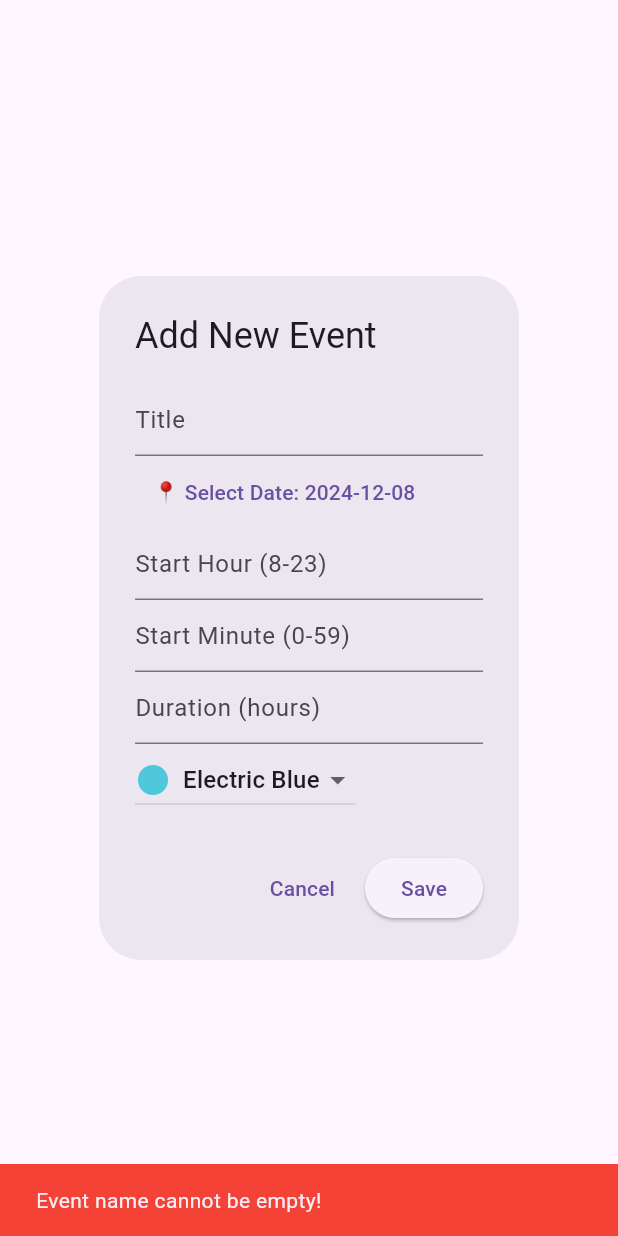
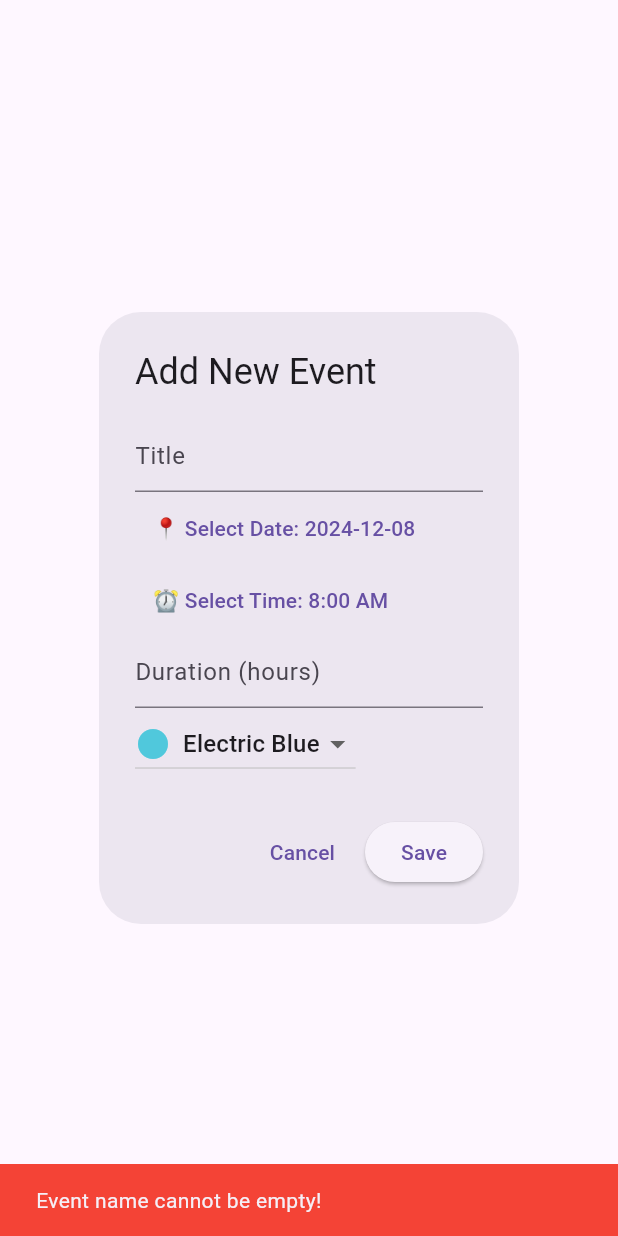
Before and after one commit to shyXguybyte/StudyOverFlow, a Flutter app: the AddAppointmentDialog widget shown alone on an empty page, opened directly, after a tap on "Save", on a phone screen of 412 x 824 dp. Run offline on Flutter 3.47's test engine with Material 3 defaults, Android fonts, the phone set to English and light mode, and no system bars; our stand-ins replace syncfusion_flutter_calendar.

Commit message:
Modularized files based on MVC pattern , changed hour input style

```diff
--- a/lib/screens/home/widgets/add_appointment_dialog.dart
+++ b/lib/screens/home/widgets/add_appointment_dialog.dart
@@ -9,8 +9,8 @@ class AddAppointmentDialog extends StatefulWidget {
 
 class _AddAppointmentDialogState extends State<AddAppointmentDialog> {
   final _titleController = TextEditingController();
-  final _startHourController = TextEditingController();
-  final _startMinuteController = TextEditingController();
+  TimeOfDay _selectedTime =
+      TimeOfDay(hour: 8, minute: 0); // New: TimeOfDay for start time
   final _durationController = TextEditingController();
   DateTime _selectedDay = DateTime(2024, 12, 8);
   Color _selectedColor = electricBlue;
@@ -46,16 +46,18 @@ class _AddAppointmentDialogState extends State<AddAppointmentDialog> {
               ),
               iconAlignment: IconAlignment.end,
             ),
-            TextField(
-              controller: _startHourController,
-              decoration: InputDecoration(hintText: "Start Hour (8-23)"),
-              keyboardType: TextInputType.number,
-            ),
-            TextField(
-              controller: _startMinuteController,
-              decoration: InputDecoration(hintText: "Start Minute (0-59)"),
-              keyboardType: TextInputType.number,
-            ),
+            //Time Picker
+            TextButton(
+                onPressed: () async {
+                  final selectedTime = await showTimePicker(
+                      context: context, initialTime: _selectedTime);
+                  if (selectedTime != null) {
+                    setState(() {
+                      _selectedTime = selectedTime;
+                    });
+                  }
+                },
+                child: Text("⏰ Select Time: ${_selectedTime.format(context)}")),
             TextField(
               controller: _durationController,
               decoration: InputDecoration(hintText: "Duration (hours)"),
@@ -132,8 +134,6 @@ class _AddAppointmentDialogState extends State<AddAppointmentDialog> {
         ElevatedButton(
           onPressed: () {
             final title = _titleController.text;
-            final startHour = int.tryParse(_startHourController.text);
-            final startMinute = int.tryParse(_startMinuteController.text) ?? 0;
             final duration = int.tryParse(_durationController.text) ?? 1;
 
             if (title.isEmpty) {
@@ -146,30 +146,8 @@ class _AddAppointmentDialogState extends State<AddAppointmentDialog> {
               return;
             }
 
-            if (startHour == null || startHour < 8 || startHour > 23) {
-              // Show error if the start hour is invalid
-              ScaffoldMessenger.of(context).showSnackBar(
-                SnackBar(
-                  content: Text("Please enter a valid start hour (8 - 23)!"),
-                  backgroundColor: Colors.red,
-                ),
-              );
-              return;
-            }
+            if (duration < 0) {
 
-            if (startMinute < 0 || startMinute > 59) {
-              // Show error if the start minute is invalid
-              ScaffoldMessenger.of(context).showSnackBar(
-                SnackBar(
-                  content: Text("Please enter a valid start minute (0-59)!"),
-                  backgroundColor: Colors.red,
-                ),
-              );
-              return;
-            }
-
-            if (duration < 0) {
-              // Show error if the duration is invalid (should be greater than 0)
               ScaffoldMessenger.of(context).showSnackBar(
                 SnackBar(
                   content:
@@ -184,9 +162,10 @@ class _AddAppointmentDialogState extends State<AddAppointmentDialog> {
               _selectedDay.year,
               _selectedDay.month,
               _selectedDay.day,
-              startHour,
-              startMinute,
+              _selectedTime.hour,
+              _selectedTime.minute,
             );
+
             final endTime = startTime.add(Duration(hours: duration));
 
             final appointment = Appointment(
```
